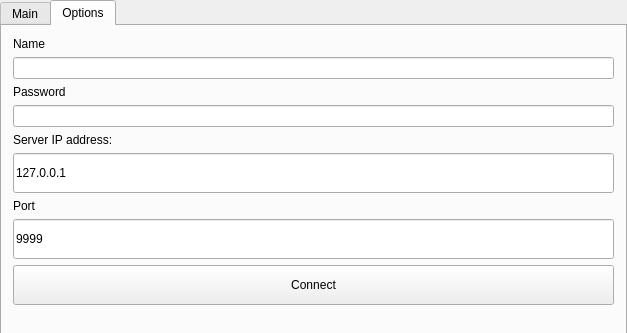
Old version of the form CMClientSSL/mainwindow.ui in the repository BorisovDmytro/CM_client; both pictures show x 0 to 627 and y 0 to 333 of the 627 by 529 pixel window.
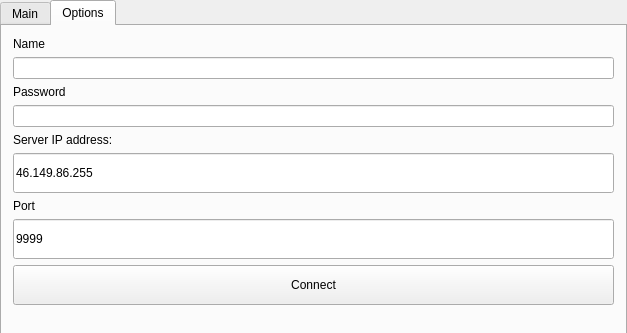
New version of the form. Icons and pictures are not drawn.

Patch:
```diff
--- a/CMClientSSL/mainwindow.ui
+++ b/CMClientSSL/mainwindow.ui
@@ -322,7 +322,7 @@
            </size>
           </property>
           <property name="text">
-           <string>127.0.0.1</string>
+           <string>46.149.86.255</string>
           </property>
          </widget>
         </item>
```
